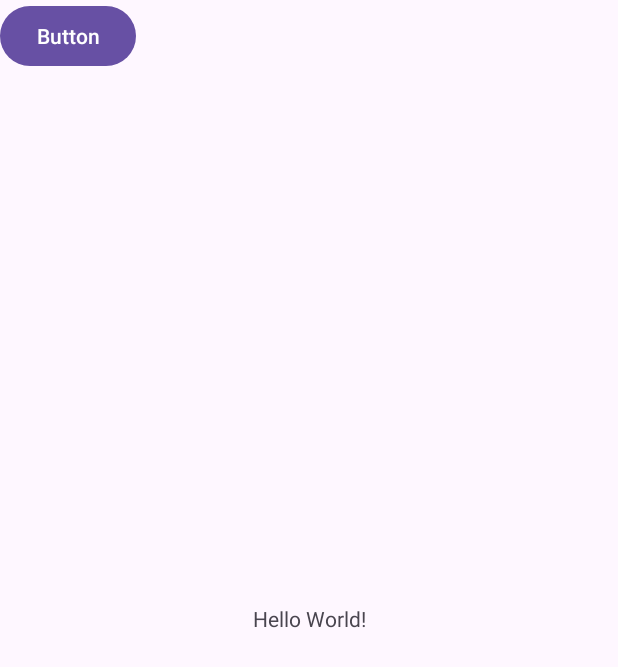
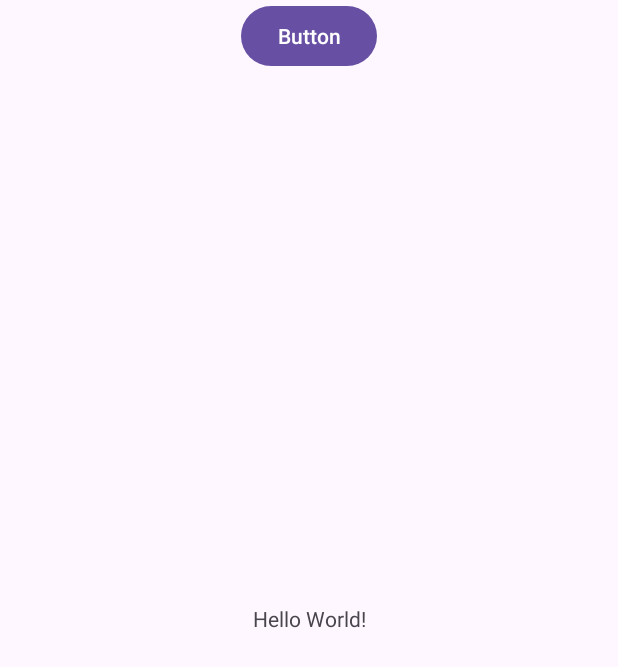
Before and after one commit to JANIER-VSQZ/UbicaTuPunto, an Android app: the screen it shows after launch (MainActivity), on a phone screen of 412 x 824 dp. Shown: the top 667 px of the screen. Run offline under Robolectric (Android 15) with nearby library versions, the phone set to English and light mode, and no system bars.

Commit message:
Subi imagen

```diff
--- a/app/src/main/res/layout/activity_main.xml
+++ b/app/src/main/res/layout/activity_main.xml
@@ -21,7 +21,8 @@
         android:layout_width="wrap_content"
         android:layout_height="wrap_content"
         android:text="Button"
-        tools:layout_editor_absoluteX="196dp"
-        tools:layout_editor_absoluteY="193dp" />
+        app:layout_constraintEnd_toEndOf="parent"
+        app:layout_constraintStart_toStartOf="parent"
+        tools:layout_editor_absoluteY="279dp" />
 
 </androidx.constraintlayout.widget.ConstraintLayout>
```
Also changed, not shown: app/src/main/res/mipmap-hdpi/logo.png (added).
